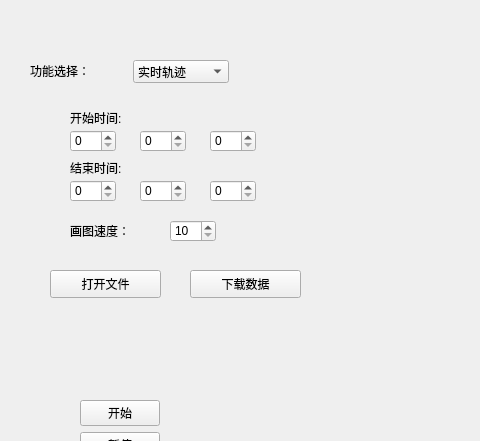
robinshell/learngit, file displayform.ui: the form before one commit; both pictures show x 0 to 480 and y 0 to 441 of the 1077 by 743 pixel window.
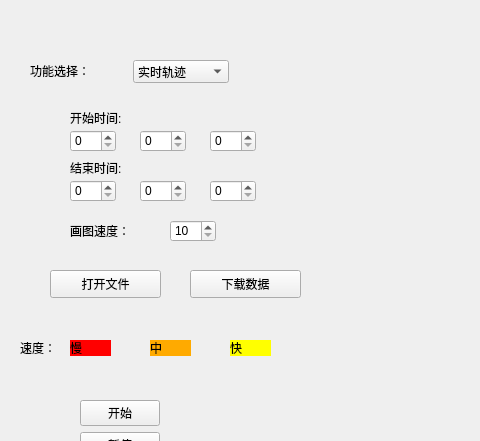
The form after the commit. The open tabs and pages were chosen to show the change. Custom widgets are drawn as their Qt base class.

Commit message: 添加背景颜色

What changed in the file:
```diff
--- a/displayform.ui
+++ b/displayform.ui
@@ -51,7 +51,7 @@
       <x>10</x>
       <y>100</y>
       <width>311</width>
-      <height>241</height>
+      <height>281</height>
      </rect>
     </property>
     <property name="sizePolicy">
@@ -238,16 +238,77 @@
      <widget class="QLabel" name="lblShowDownloadMsg">
       <property name="geometry">
        <rect>
-        <x>200</x>
+        <x>191</x>
         <y>210</y>
-        <width>72</width>
-        <height>15</height>
+        <width>81</width>
+        <height>20</height>
        </rect>
       </property>
       <property name="text">
        <string/>
       </property>
      </widget>
+     <widget class="QLabel" name="label_11">
+      <property name="geometry">
+       <rect>
+        <x>60</x>
+        <y>240</y>
+        <width>41</width>
+        <height>16</height>
+       </rect>
+      </property>
+      <property name="styleSheet">
+       <string notr="true">background-color: rgb(255, 0, 0);</string>
+      </property>
+      <property name="text">
+       <string>慢</string>
+      </property>
+     </widget>
+     <widget class="QLabel" name="label_12">
+      <property name="geometry">
+       <rect>
+        <x>140</x>
+        <y>240</y>
+        <width>41</width>
+        <height>16</height>
+       </rect>
+      </property>
+      <property name="styleSheet">
+       <string notr="true">background-color: rgb(255, 170, 0);</string>
+      </property>
+      <property name="text">
+       <string>中</string>
+      </property>
+     </widget>
+     <widget class="QLabel" name="label_13">
+      <property name="geometry">
+       <rect>
+        <x>220</x>
+        <y>240</y>
+        <width>41</width>
+        <height>16</height>
+       </rect>
+      </property>
+      <property name="styleSheet">
+       <string notr="true">background-color: rgb(255, 255, 0);</string>
+      </property>
+      <property name="text">
+       <string>快</string>
+      </property>
+     </widget>
+     <widget class="QLabel" name="label_14">
+      <property name="geometry">
+       <rect>
+        <x>10</x>
+        <y>240</y>
+        <width>41</width>
+        <height>16</height>
+       </rect>
+      </property>
+      <property name="text">
+       <string>速度：</string>
+      </property>
+     </widget>
     </widget>
     <widget class="QWidget" name="page_2">
      <widget class="QWidget" name="gridLayoutWidget_2">
```
Left out of the diff: 6 changed lines with no effect on the pictures. The commit also changes 1 other file.
